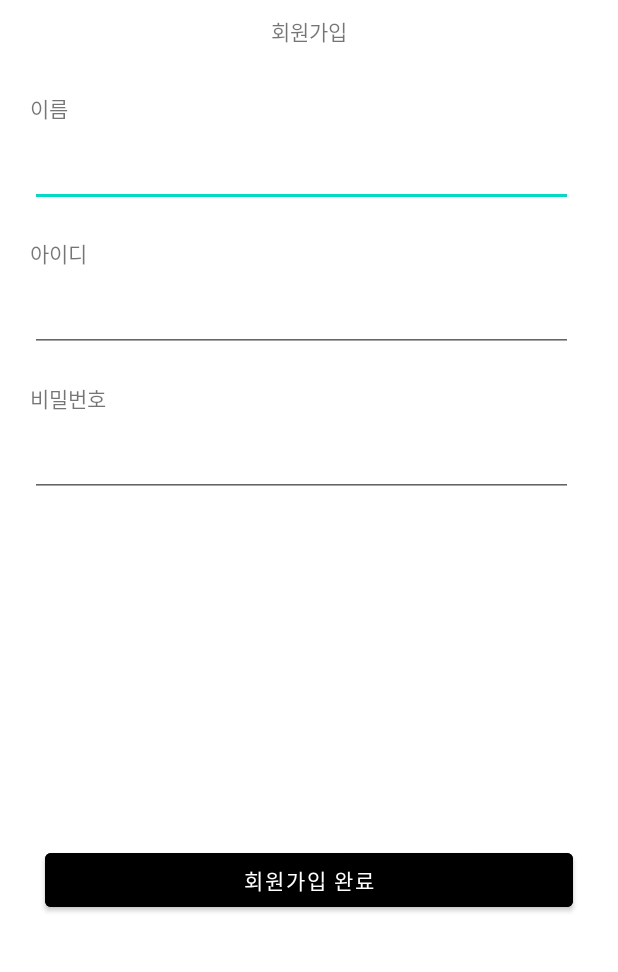
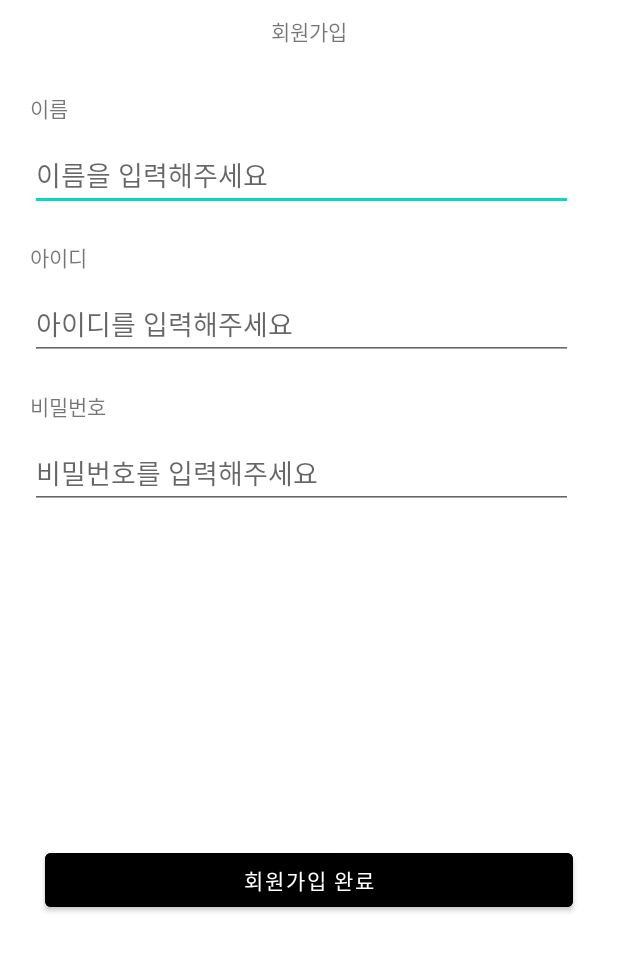
Before and after one commit to 29th-WE-SOPT-Android-Part/Android-Ubin, an Android app: the SignUpActivity screen opened directly, with no data from a screen before it, on a phone screen of 412 x 824 dp, the part 245-1217 px from its top. Run offline under Robolectric (Android 15) with nearby library versions, the phone set to English and light mode, and no system bars.

Commit message:
1주차 과제 - 힌트,비밀번호 *표기 추가

```diff
--- a/app/src/main/res/layout/activity_sign_in.xml
+++ b/app/src/main/res/layout/activity_sign_in.xml
@@ -47,6 +47,7 @@
         android:layout_marginEnd="30dp"
         android:ems="10"
         android:inputType="textPersonName"
+        android:hint="아이디를 입력해주세요"
         app:layout_constraintEnd_toEndOf="parent"
         app:layout_constraintStart_toStartOf="@+id/textView3"
         app:layout_constraintTop_toBottomOf="@+id/textView3" />
@@ -67,7 +68,8 @@
         android:layout_marginTop="10dp"
         android:layout_marginEnd="30dp"
         android:ems="10"
-        android:inputType="textPersonName"
+        android:inputType="textPassword"
+        android:hint="비밀번호를 입력해주세요"
         app:layout_constraintEnd_toEndOf="parent"
         app:layout_constraintStart_toStartOf="@+id/textView4"
         app:layout_constraintTop_toBottomOf="@+id/textView4" />
--- a/app/src/main/res/layout/activity_sign_up.xml
+++ b/app/src/main/res/layout/activity_sign_up.xml
@@ -46,6 +46,7 @@
         android:layout_marginTop="10dp"
         android:layout_marginEnd="30dp"
         android:ems="10"
+        android:hint="이름을 입력해주세요"
         android:inputType="textPersonName"
         app:layout_constraintEnd_toEndOf="parent"
         app:layout_constraintStart_toStartOf="@+id/textView3"
@@ -67,6 +68,7 @@
         android:layout_marginTop="10dp"
         android:layout_marginEnd="30dp"
         android:ems="10"
+        android:hint="아이디를 입력해주세요"
         android:inputType="textPersonName"
         app:layout_constraintEnd_toEndOf="parent"
         app:layout_constraintStart_toStartOf="@+id/textView4"
@@ -100,8 +102,9 @@
         android:layout_height="wrap_content"
         android:layout_marginTop="10dp"
         android:layout_marginEnd="30dp"
+        android:hint="비밀번호를 입력해주세요"
         android:ems="10"
-        android:inputType="textPersonName"
+        android:inputType="textPassword"
         app:layout_constraintEnd_toEndOf="parent"
         app:layout_constraintStart_toStartOf="@+id/textView5"
         app:layout_constraintTop_toBottomOf="@+id/textView5" />
```
